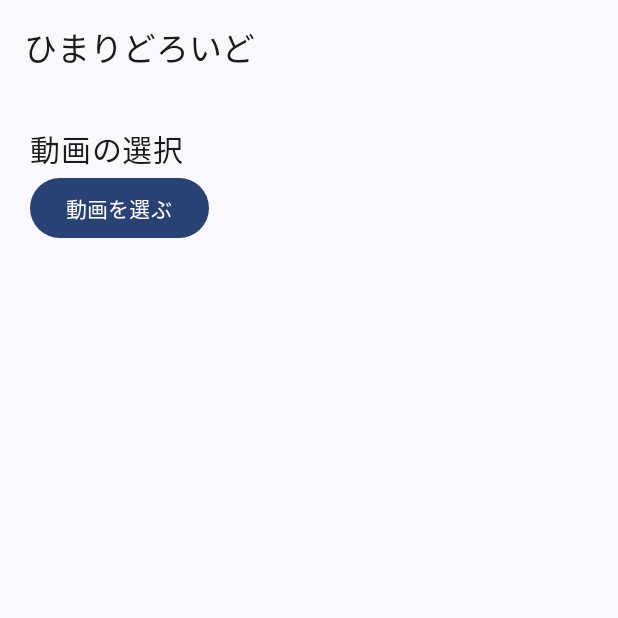
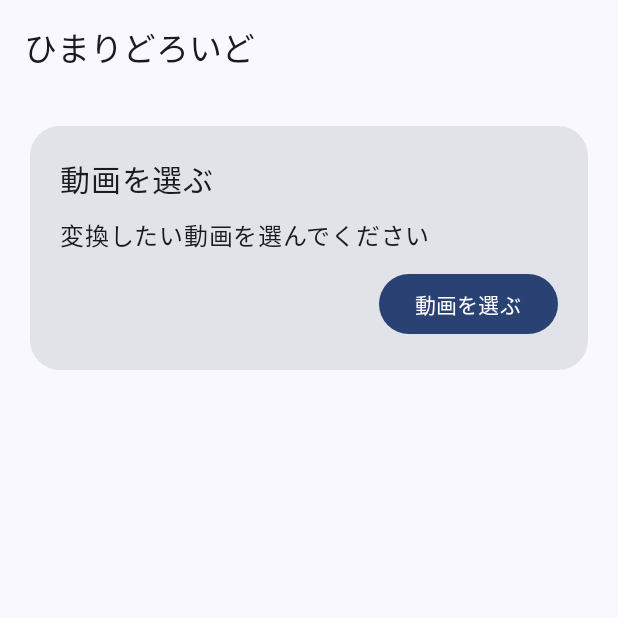
Before and after one commit to takusan23/HimariDroid, an Android app built with Jetpack Compose: the composable HomeScreen shown on its own in the app's theme, on a phone screen of 412 x 824 dp, the top half of it. Run offline under Robolectric (Android 15) with nearby library versions, the phone set to English and light mode, and no system bars.

Commit message:
UI を作るなど

```diff
--- a/app/build.gradle.kts
+++ b/app/build.gradle.kts
@@ -50,6 +50,7 @@ dependencies {
 
     implementation("androidx.core:core-ktx:1.12.0")
     implementation("androidx.lifecycle:lifecycle-runtime-ktx:2.6.2")
+    implementation("androidx.lifecycle:lifecycle-viewmodel-compose:2.6.2")
     implementation("androidx.activity:activity-compose:1.8.2")
     val composeBom = platform("androidx.compose:compose-bom:2023.10.01")
     implementation(composeBom)
--- /dev/null
+++ b/app/src/main/java/io/github/takusan23/himaridroid/ui/components/InputVideo.kt
@@ -0,0 +1,65 @@
+package io.github.takusan23.himaridroid.ui.components
+
+import android.net.Uri
+import androidx.activity.compose.rememberLauncherForActivityResult
+import androidx.activity.result.PickVisualMediaRequest
+import androidx.activity.result.contract.ActivityResultContracts
+import androidx.compose.foundation.layout.Arrangement
+import androidx.compose.foundation.layout.Column
+import androidx.compose.foundation.layout.fillMaxWidth
+import androidx.compose.foundation.layout.padding
+import androidx.compose.foundation.shape.RoundedCornerShape
+import androidx.compose.material3.Button
+import androidx.compose.material3.Card
+import androidx.compose.material3.Text
+import androidx.compose.runtime.Composable
+import androidx.compose.ui.Alignment
+import androidx.compose.ui.Modifier
+import androidx.compose.ui.unit.dp
+import androidx.compose.ui.unit.sp
+
+@Composable
+fun InputVideo(
+    modifier: Modifier = Modifier,
+    onFileSelect: (Uri) -> Unit
+) {
+
+    val videoPicker = rememberLauncherForActivityResult(
+        contract = ActivityResultContracts.PickVisualMedia(),
+        onResult = { uri ->
+            if (uri != null) {
+                onFileSelect(uri)
+            }
+        }
+    )
+
+    Card(
+        modifier = modifier,
+        shape = RoundedCornerShape(20.dp)
+    ) {
+        Column(
+            modifier = Modifier
+                .fillMaxWidth()
+                .padding(20.dp),
+            verticalArrangement = Arrangement.spacedBy(10.dp)
+        ) {
+
+            Text(
+                text = "動画を選ぶ",
+                fontSize = 20.sp
+            )
+
+            Text(text = "変換したい動画を選んでください")
+
+            Button(
+                modifier = Modifier.align(alignment = Alignment.End),
+                onClick = {
+                    videoPicker.launch(PickVisualMediaRequest(mediaType = ActivityResultContracts.PickVisualMedia.VideoOnly))
+                }
+            ) {
+                Text(text = "動画を選ぶ")
+            }
+
+        }
+    }
+}
--- a/app/src/main/java/io/github/takusan23/himaridroid/ui/screen/HomeScreen.kt
+++ b/app/src/main/java/io/github/takusan23/himaridroid/ui/screen/HomeScreen.kt
@@ -1,93 +1,77 @@
 package io.github.takusan23.himaridroid.ui.screen
 
-import android.net.Uri
-import androidx.activity.compose.rememberLauncherForActivityResult
-import androidx.activity.result.PickVisualMediaRequest
-import androidx.activity.result.contract.ActivityResultContracts
-import androidx.compose.foundation.layout.Column
+import androidx.compose.foundation.layout.Arrangement
+import androidx.compose.foundation.layout.fillMaxWidth
 import androidx.compose.foundation.layout.padding
-import androidx.compose.foundation.text.KeyboardOptions
-import androidx.compose.material3.Button
+import androidx.compose.foundation.lazy.LazyColumn
 import androidx.compose.material3.ExperimentalMaterial3Api
-import androidx.compose.material3.OutlinedTextField
 import androidx.compose.material3.Scaffold
 import androidx.compose.material3.Text
 import androidx.compose.material3.TopAppBar
 import androidx.compose.runtime.Composable
-import androidx.compose.runtime.mutableStateOf
-import androidx.compose.runtime.remember
+import androidx.compose.runtime.collectAsState
 import androidx.compose.runtime.rememberCoroutineScope
 import androidx.compose.ui.Modifier
 import androidx.compose.ui.platform.LocalContext
-import androidx.compose.ui.text.input.KeyboardType
 import androidx.compose.ui.unit.dp
-import androidx.compose.ui.unit.sp
-import io.github.takusan23.himaridroid.processor.ReEncodeTool
-import kotlinx.coroutines.launch
-import kotlin.system.measureTimeMillis
+import androidx.lifecycle.viewmodel.compose.viewModel
+import io.github.takusan23.himaridroid.ui.components.InputVideo
+import io.github.takusan23.himaridroid.ui.components.VideoEncoderSetting
+import io.github.takusan23.himaridroid.ui.screen.viewmodel.HomeScreenViewModel
 
 @OptIn(ExperimentalMaterial3Api::class)
 @Composable
-fun HomeScreen() {
+fun HomeScreen(viewModel: HomeScreenViewModel = viewModel()) {
     val scope = rememberCoroutineScope()
     val context = LocalContext.current
-    val videoUri = remember { mutableStateOf<Uri?>(null) }
 
-    // ビットレート、初期値は 1Mbps
-    val bitrate = remember { mutableStateOf(1_000_000.toString()) }
-    val statusText = remember { mutableStateOf("待機中") }
-
-    val videoPicker = rememberLauncherForActivityResult(
-        contract = ActivityResultContracts.PickVisualMedia(),
-        onResult = { uri -> videoUri.value = uri }
-    )
+    val inputVideoFormat = viewModel.inputVideoFormat.collectAsState()
+    val encoderParams = viewModel.encoderParams.collectAsState()
 
     fun start() {
-        val uri = videoUri.value ?: return
-        scope.launch {
-            // 始める
-            statusText.value = "処理中です"
-            // せっかくなので時間を測ってみる
-            val totalTime = measureTimeMillis {
-                ReEncodeTool.start(
-                    context = context,
-                    inputUri = uri,
-                    videoBitrate = bitrate.value.toIntOrNull() ?: 1_000_000
-                )
-            }
-            statusText.value = "終わりました。時間 = ${totalTime / 1000} 秒"
-        }
+//        val uri = videoUri.value ?: return
+//        scope.launch {
+//            // 始める
+//            statusText.value = "処理中です"
+//            // せっかくなので時間を測ってみる
+//            val totalTime = measureTimeMillis {
+//                ReEncodeTool.start(
+//                    context = context,
+//                    inputUri = uri,
+//                    videoBitrate = bitrate.value.toIntOrNull() ?: 1_000_000,
+//                    codecName = MediaFormat.MIMETYPE_VIDEO_AV1
+//                )
+//            }
+//            statusText.value = "終わりました。時間 = ${totalTime / 1000} 秒"
+//        }
     }
 
     Scaffold(
         topBar = { TopAppBar(title = { Text(text = "ひまりどろいど") }) }
     ) { paddingValues ->
-        Column(
+        LazyColumn(
             modifier = Modifier
                 .padding(paddingValues)
-                .padding(20.dp)
+                .padding(20.dp),
+            verticalArrangement = Arrangement.spacedBy(10.dp),
         ) {
 
-            Text(text = "動画の選択", fontSize = 20.sp)
-            Button(onClick = {
-                videoPicker.launch(PickVisualMediaRequest(mediaType = ActivityResultContracts.PickVisualMedia.VideoOnly))
-            }) { Text(text = "動画を選ぶ") }
+            item {
+                InputVideo(
+                    modifier = Modifier.fillMaxWidth(),
+                    onFileSelect = { uri -> viewModel.setInputVideoUri(uri) }
+                )
+            }
 
-            if (videoUri.value != null) {
-
-                // ビットレート入力
-                OutlinedTextField(
-                    label = { Text(text = "ビットレート bps") },
-                    value = bitrate.value,
-                    onValueChange = { bitrate.value = it },
-                    keyboardOptions = KeyboardOptions(keyboardType = KeyboardType.Number)
-                )
-
-                Text(text = videoUri.value.toString())
-                Button(onClick = {
-                    start()
-                }) { Text(text = "処理を始める") }
-                Text(text = statusText.value)
+            if (encoderParams.value != null) {
+                item {
+                    VideoEncoderSetting(
+                        modifier = Modifier.fillMaxWidth(),
+                        encoderParams = encoderParams.value!!,
+                        onReset = { viewModel.setInitialEncoderParams() },
+                        onUpdate = { params -> viewModel.updateEncoderParams(params) }
+                    )
+                }
             }
         }
     }
```
Also changed, not shown: app/src/main/java/io/github/takusan23/himaridroid/data/EncoderParams.kt (added, +33 -0 lines), app/src/main/java/io/github/takusan23/himaridroid/data/VideoFormat.kt (added, +8 -0 lines), app/src/main/java/io/github/takusan23/himaridroid/processor/MediaTool.kt (+7 -0 lines), app/src/main/java/io/github/takusan23/himaridroid/processor/ReEncodeTool.kt (+7 -5 lines), app/src/main/java/io/github/takusan23/himaridroid/ui/components/VideoEncoderSetting.kt (added, +240 -0 lines), app/src/main/java/io/github/takusan23/himaridroid/ui/screen/viewmodel/HomeScreenViewModel.kt (added, +78 -0 lines).
